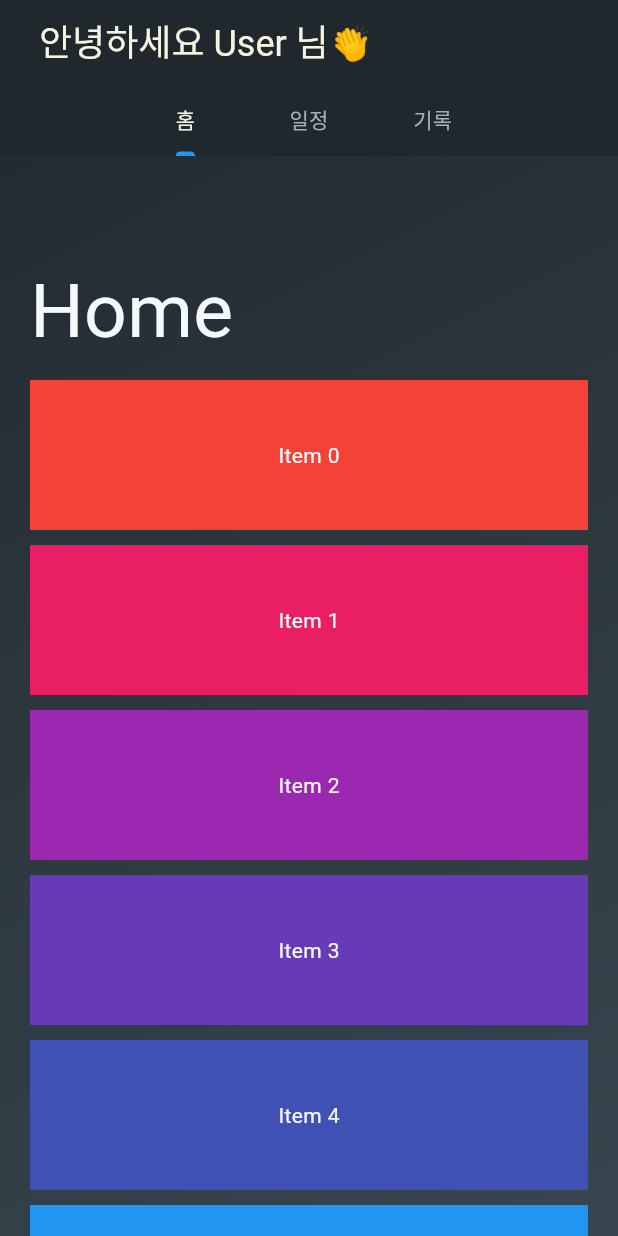
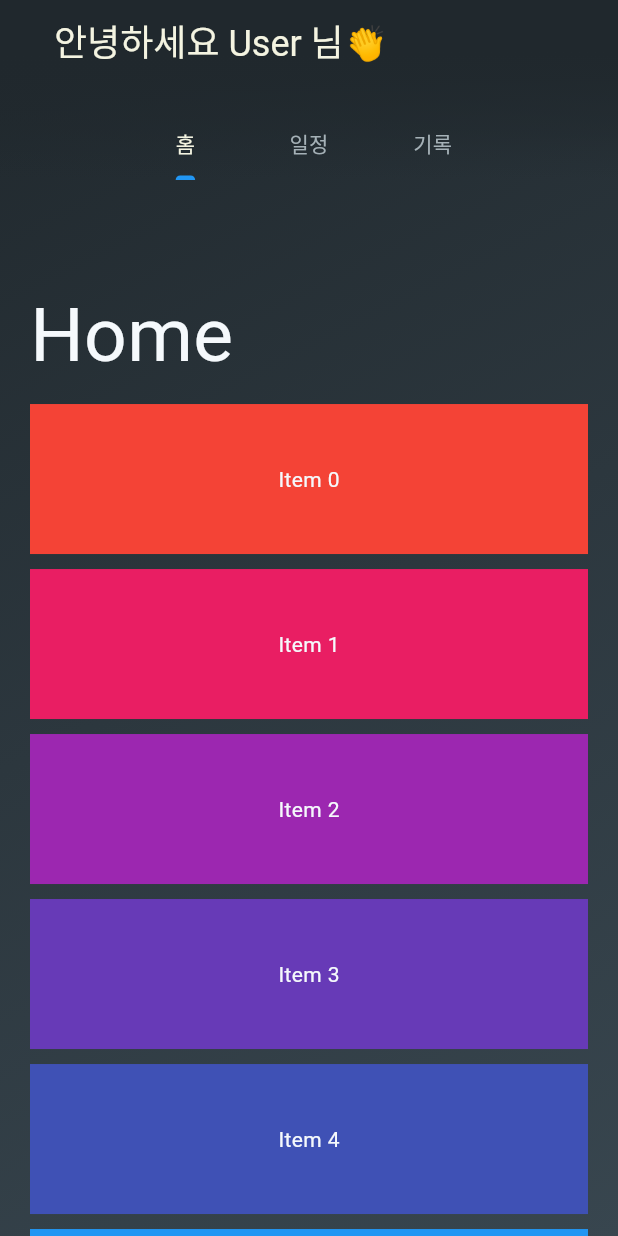
Before and after one commit to Match-Management-App/Frontend, a Flutter app: the screen it shows after launch, on a phone screen of 412 x 824 dp. Run offline on Flutter 3.47's test engine with Material 3 defaults, Android fonts, the phone set to English and light mode, and no system bars; missing offline and left inert: dart:ffi; Roboto replaces fonts that are missing (Pretendard).

Commit message:
style: TabBar 배경 Gradient 설정

```diff
--- a/wanna_play_soccer/lib/Theme/my_colors.dart
+++ b/wanna_play_soccer/lib/Theme/my_colors.dart
@@ -5,7 +5,6 @@
 
   static const Color myBlack = Color(0xff20282D);
   static const Color gradientGrey = Color(0xff38464F);
-  static const Color appBarBlack = Color(0xdd20282D);
 
   static const Color myDarkGrey = Color(0xff526068);
   static const Color myGrey = Color(0xffA5B1B7);
--- a/wanna_play_soccer/lib/Theme/my_theme.dart
+++ b/wanna_play_soccer/lib/Theme/my_theme.dart
@@ -12,4 +12,15 @@
       ],
     ),
   );
+
+  static LinearGradient tabBarGradient = LinearGradient(colors: [
+    MyColors.myBlack,
+    MyColors.myBlack,
+    MyColors.myBlack,
+    MyColors.myBlack.withOpacity(0.9),
+    MyColors.myBlack.withOpacity(0.7),
+    MyColors.myBlack.withOpacity(0.5),
+    MyColors.myBlack.withOpacity(0.2),
+    MyColors.myBlack.withOpacity(0.0),
+  ], begin: Alignment.topCenter, end: Alignment.bottomCenter);
 }
--- a/wanna_play_soccer/lib/main.dart
+++ b/wanna_play_soccer/lib/main.dart
@@ -1,3 +1,5 @@
+import 'dart:ffi';
+
 import 'package:flutter/material.dart';
 import 'package:wanna_play_soccer/HomeScreen/main_screen.dart';
 import 'package:wanna_play_soccer/HomeScreen/main_screen2.dart';
```
Also changed, not shown: wanna_play_soccer/lib/HomeScreen/main_screen2.dart (+12 -6 lines).
